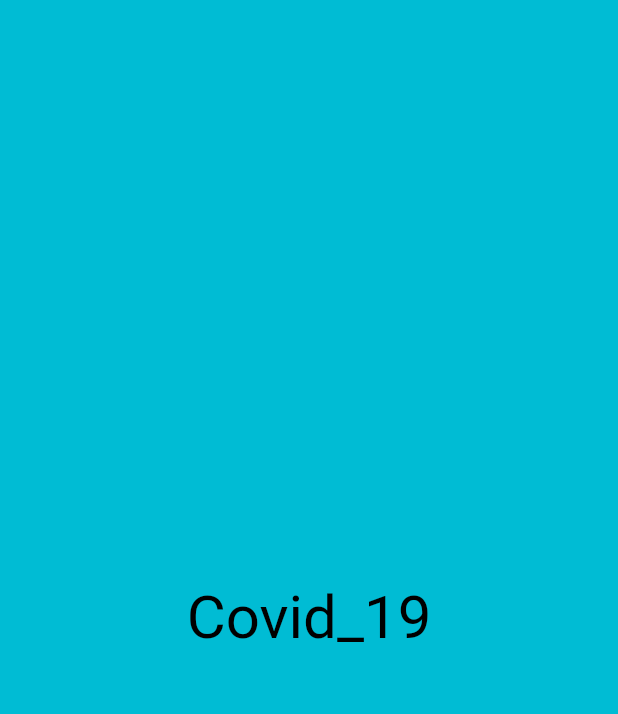
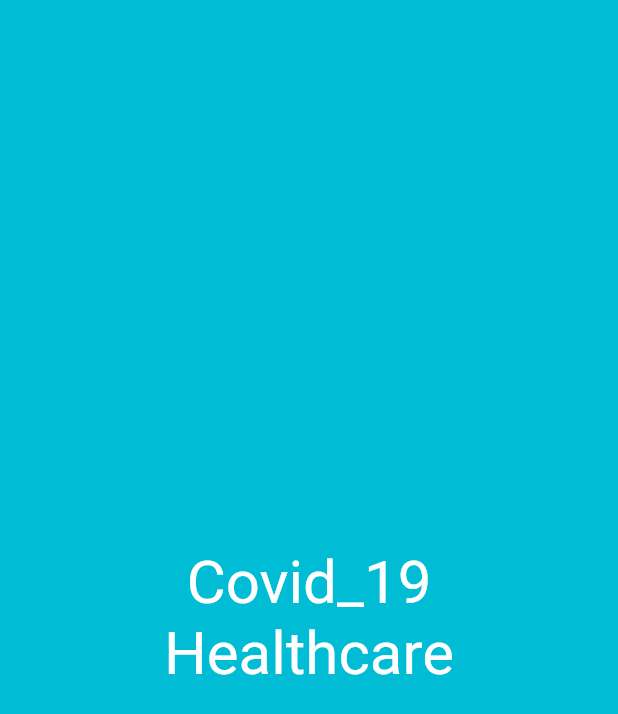
Before and after one commit to Nayan-03/Covid_19, a Flutter app: the SplashScreen screen opened directly, on a phone screen of 412 x 824 dp. Shown: the top 714 px of the screen. Run offline on Flutter 3.47's test engine with Material 2 defaults, Android fonts, the phone set to English and light mode, and no system bars; our stand-ins replace google_fonts; Roboto replaces fonts that are missing (Quando).

Commit message:
commit_3

```diff
--- a/lib/splash.dart
+++ b/lib/splash.dart
@@ -26,9 +26,9 @@ class _SplashScreenState extends State<SplashScreen> {
       backgroundColor: Colors.cyan,
       body: Center(
         child: Text(
-          "Covid_19",
+          "Covid_19\nHealthcare",
           style: TextStyle(
-              fontSize: 40.0, color: Colors.black, fontFamily: "Quando"),
+              fontSize: 40.0, color: Colors.white, fontFamily: "Quando"),
           textAlign: TextAlign.center,
         ),
       ),
--- /dev/null
+++ b/lib/utills/routes.dart
@@ -0,0 +1,5 @@
+class MyRoutes {
+  static String splashroute = "/splash";
+  static String homeRoute = "/home";
+
+}
```
Also changed, not shown: lib/home.dart (+78 -17 lines), lib/main.dart (+12 -6 lines).
